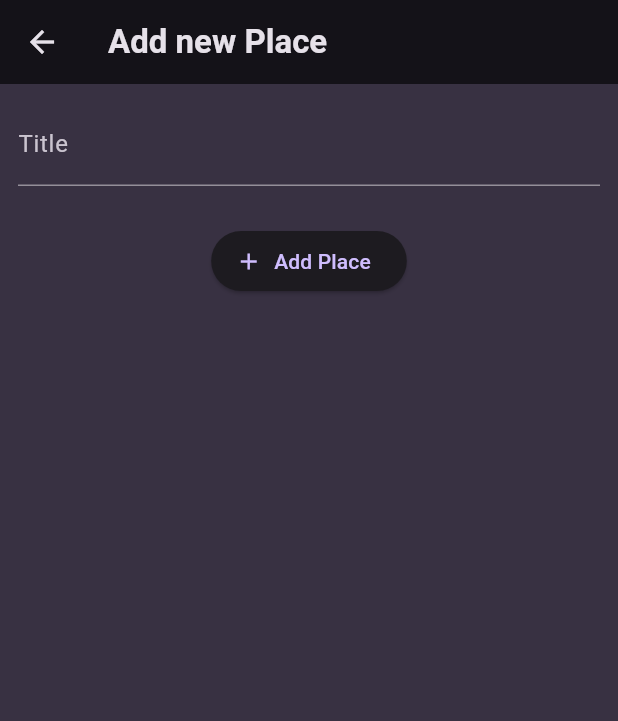
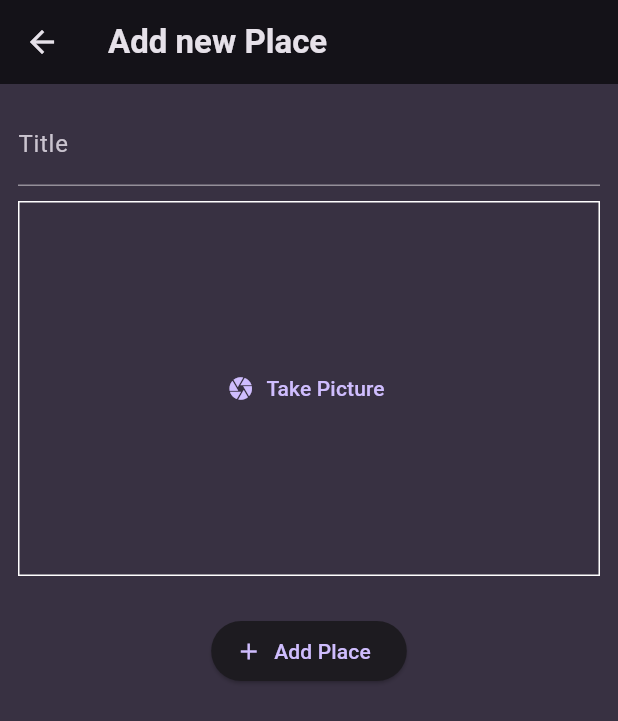
Before and after one commit to Titaks35/flutter_native, a Flutter app: the AddPlaceScreen screen opened directly, on a phone screen of 412 x 824 dp. Shown: the top 721 px of the screen. Run offline on Flutter 3.47's test engine with Material 3 defaults, Android fonts, the phone set to English and light mode, and no system bars; our stand-ins replace flutter_riverpod, google_fonts, image_picker.

Commit message:
Add camera

```diff
--- a/lib/screens/add_place.dart
+++ b/lib/screens/add_place.dart
@@ -1,5 +1,6 @@
 import 'package:flutter/material.dart';
 import 'package:flutter_native/providers/user_places.dart';
+import 'package:flutter_native/widgets/image_input.dart';
 import 'package:flutter_riverpod/flutter_riverpod.dart';
 
 class AddPlaceScreen extends ConsumerStatefulWidget {
@@ -50,7 +51,8 @@ class _AddPlaceScreenState extends ConsumerState<AddPlaceScreen> {
               ),
             ),
             const SizedBox(height: 10),
-
+            ImageInput(),
+            const SizedBox(height: 10),
             const SizedBox(height: 16),
             ElevatedButton.icon(
               onPressed: _savePlace,
--- /dev/null
+++ b/lib/widgets/image_input.dart
@@ -0,0 +1,54 @@
+import 'dart:io';
+import 'package:flutter/material.dart';
+import 'package:image_picker/image_picker.dart';
+
+class ImageInput extends StatefulWidget {
+  @override
+  State<ImageInput> createState() {
+    return _ImageInputState();
+  }
+}
+
+class _ImageInputState extends State<ImageInput> {
+  File? _selectedImage;
+
+  takePicture() async {
+    final imagePicker = ImagePicker();
+    final pickedImage =
+        await imagePicker.pickImage(source: ImageSource.camera, maxWidth: 600);
+
+    if (pickedImage == null) {
+      return; // If user didn't take a picture.
+    }
+
+    setState(() {
+      _selectedImage = File(pickedImage.path);
+    }); // Use for update UI
+  }
+
+  @override
+  Widget build(BuildContext context) {
+    return Container(
+      decoration:
+          BoxDecoration(border: Border.all(width: 1, color: Colors.white)),
+      height: 250,
+      width: double.infinity,
+      alignment: Alignment.center,
+      child: _selectedImage != null
+          ? GestureDetector(
+              onTap: takePicture, // Allow retaking an image by tapping
+              child: Image.file(
+                _selectedImage!,
+                fit: BoxFit.cover,
+                width: double.infinity,
+                height: double.infinity,
+              ),
+            )
+          : TextButton.icon(
+              icon: const Icon(Icons.camera),
+              label: const Text('Take Picture'),
+              onPressed: takePicture,
+            ),
+    );
+  }
+}
--- a/pubspec.yaml
+++ b/pubspec.yaml
@@ -37,6 +37,7 @@ dependencies:
   uuid: ^4.5.1
   flutter_riverpod: ^2.6.1
   google_fonts: ^6.2.1
+  image_picker: ^1.1.2
 
 dev_dependencies:
   flutter_test:
```
Also changed, not shown: pubspec.lock, 131 other files.
